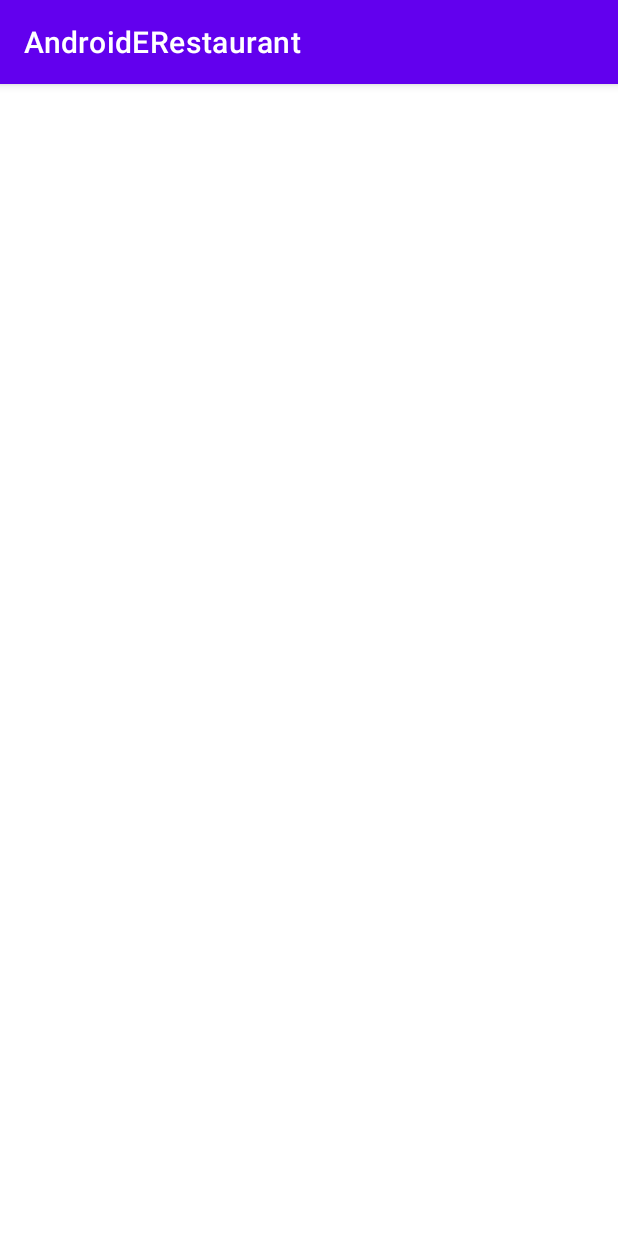
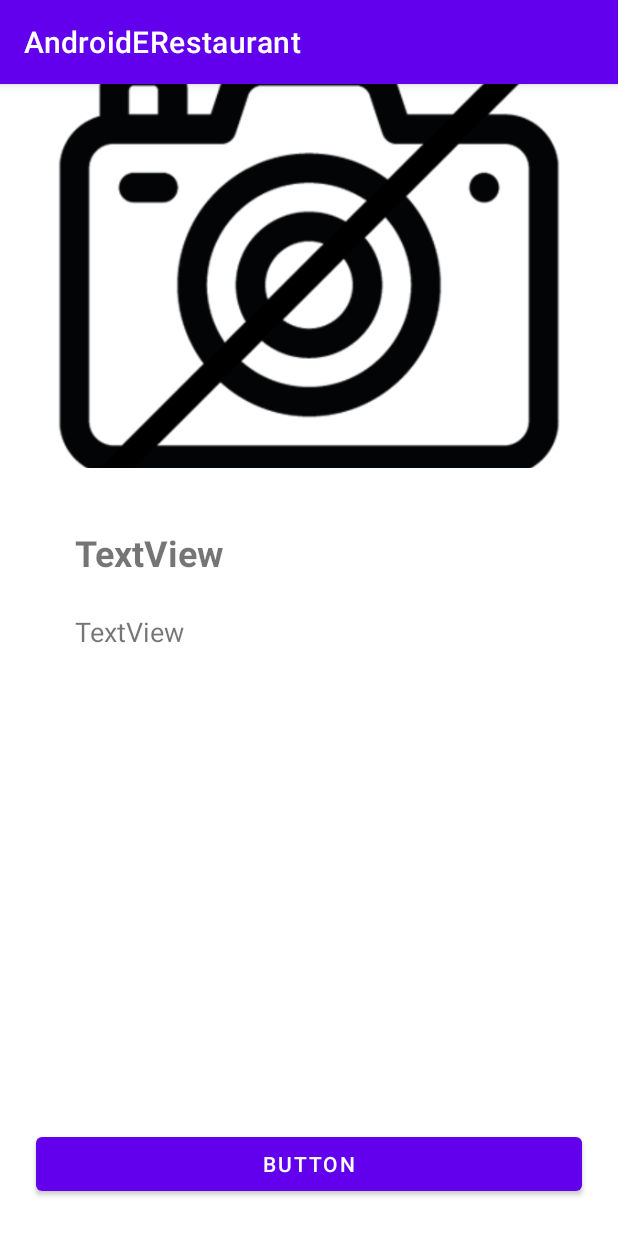
Before and after one commit to adrien-mignerot/AndroidERestaurant, an Android app: the DetailActivity screen opened directly, with no data from a screen before it, on a phone screen of 412 x 824 dp. Run offline under Robolectric (Android 15) with nearby library versions, the phone set to English and light mode, and no system bars; our stand-ins replace Picasso; network calls fail; pictures from the network do not load; 6 statements that could not run were skipped.

Commit message:
Partie 4 : Question A

```diff
--- a/src/main/java/fr/isen/mignerot/androiderestaurant/CategoryActivity.kt
+++ b/src/main/java/fr/isen/mignerot/androiderestaurant/CategoryActivity.kt
@@ -65,9 +65,12 @@ class CategoryActivity : AppCompatActivity() {
         binding.categoryList.layoutManager = LinearLayoutManager(this)
         binding.categoryList.adapter = CategoryListAdapter(dishes) {
             val intent = Intent(this, DetailActivity::class.java)
-            intent.putExtra("Dish", it)
+            intent.putExtra(DISH, it)
             startActivity(intent)
         }
     }
 
+    companion object {
+        const val DISH = "Dish"
+    }
 }
--- a/src/main/java/fr/isen/mignerot/androiderestaurant/DetailActivity.kt
+++ b/src/main/java/fr/isen/mignerot/androiderestaurant/DetailActivity.kt
@@ -2,10 +2,33 @@ package fr.isen.mignerot.androiderestaurant
 
 import androidx.appcompat.app.AppCompatActivity
 import android.os.Bundle
+import com.squareup.picasso.Picasso
+import fr.isen.mignerot.androiderestaurant.databinding.ActivityDetailBinding
+import fr.isen.mignerot.androiderestaurant.model.Dish
+
+private lateinit var binding: ActivityDetailBinding
 
 class DetailActivity : AppCompatActivity() {
     override fun onCreate(savedInstanceState: Bundle?) {
         super.onCreate(savedInstanceState)
-        setContentView(R.layout.activity_detail)
+        binding = ActivityDetailBinding.inflate(layoutInflater)
+        setContentView(binding.root)
+
+        val dish = intent.getSerializableExtra(CategoryActivity.DISH) as Dish
+        binding.detailTitle.text = dish.title
+        binding.detailIngredients.text = dish.ingredients.joinToString(", ") { it.name }
+
+        val image = dish.getFirstPicture()
+        if(image != null && image.isNotEmpty()){
+            Picasso.get()
+                    .load(image)
+                    .into(binding.detailPicture)
+        } else {
+            Picasso.get()
+                    .load(R.drawable.not_found)
+                    .into(binding.detailPicture)
+        }
+
+        binding.detailButton.text = "Total ".toUpperCase() + dish.getFormattedPrice()
     }
 }
--- a/src/main/res/layout/activity_detail.xml
+++ b/src/main/res/layout/activity_detail.xml
@@ -6,4 +6,55 @@
     android:layout_height="match_parent"
     tools:context=".DetailActivity">
 
+    <ImageView
+        android:id="@+id/detailPicture"
+        android:layout_width="match_parent"
+        android:layout_height="wrap_content"
+        android:adjustViewBounds="true"
+        android:maxHeight="256dp"
+        android:minWidth="0dp"
+        android:scaleType="centerCrop"
+        app:layout_constraintEnd_toEndOf="parent"
+        app:layout_constraintStart_toStartOf="parent"
+        app:layout_constraintTop_toTopOf="parent"
+        app:srcCompat="@drawable/ic_launcher_background" />
+
+    <TextView
+        android:id="@+id/detailTitle"
+        android:layout_width="0dp"
+        android:layout_height="wrap_content"
+        android:layout_marginStart="50dp"
+        android:layout_marginTop="40dp"
+        android:layout_marginEnd="24dp"
+        android:text="TextView"
+        android:textSize="24sp"
+        android:textStyle="bold"
+        app:layout_constraintEnd_toEndOf="parent"
+        app:layout_constraintStart_toStartOf="parent"
+        app:layout_constraintTop_toBottomOf="@+id/detailPicture" />
+
+    <TextView
+        android:id="@+id/detailIngredients"
+        android:layout_width="0dp"
+        android:layout_height="wrap_content"
+        android:layout_marginStart="50dp"
+        android:layout_marginTop="24dp"
+        android:layout_marginEnd="24dp"
+        android:text="TextView"
+        android:textSize="18sp"
+        app:layout_constraintEnd_toEndOf="parent"
+        app:layout_constraintStart_toStartOf="parent"
+        app:layout_constraintTop_toBottomOf="@+id/detailTitle" />
+
+    <Button
+        android:id="@+id/detailButton"
+        android:layout_width="0dp"
+        android:layout_height="wrap_content"
+        android:layout_marginStart="24dp"
+        android:layout_marginEnd="24dp"
+        android:layout_marginBottom="24dp"
+        android:text="Button"
+        app:layout_constraintBottom_toBottomOf="parent"
+        app:layout_constraintEnd_toEndOf="parent"
+        app:layout_constraintStart_toStartOf="parent" />
 </androidx.constraintlayout.widget.ConstraintLayout>
```
